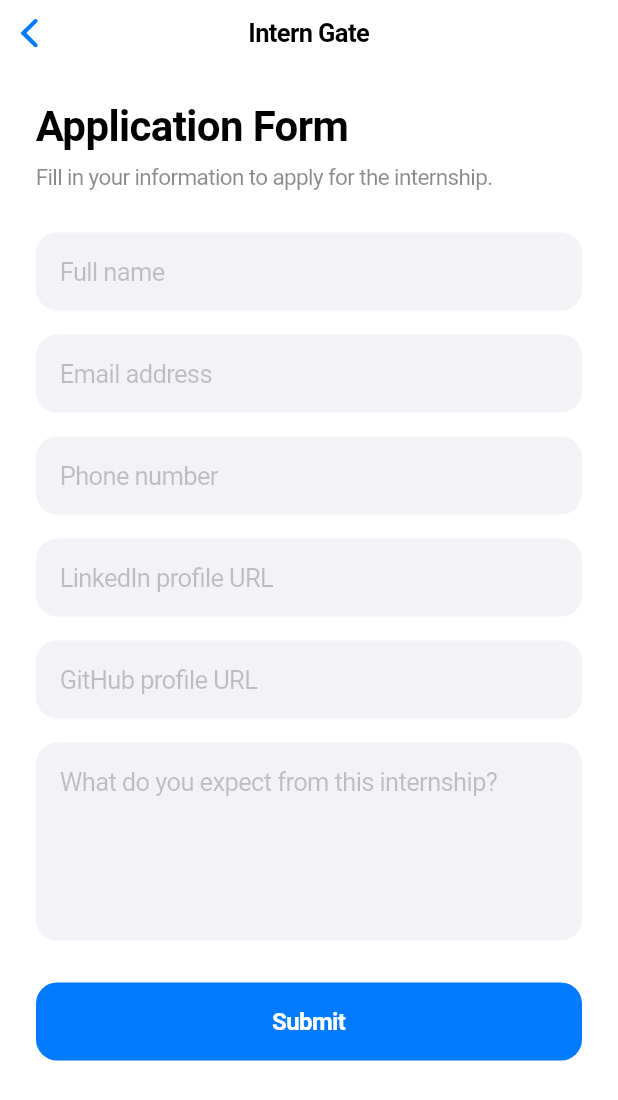
After one commit to AhmedMaad/Authenticator, a Flutter app: the FormPage screen opened directly, on a phone screen of 412 x 824 dp. The commit adds this screen. Shown: the top 1100 px of the screen. Run offline on Flutter 3.47's test engine with Material 3 defaults, Android fonts, the phone set to English and light mode, and no system bars; our stand-ins replace cloud_firestore, cupertino_ui, firebase_auth, firebase_core; accounts and stored records are empty; generated files the repository leaves out were written again.

Commit message:
implement add trainee data to allow submitting a form

```diff
--- /dev/null
+++ b/final/lib/form_page.dart
@@ -0,0 +1,175 @@
+import 'package:cloud_firestore/cloud_firestore.dart';
+import 'package:cupertino_ui/cupertino_ui.dart';
+import 'package:firebase_auth/firebase_auth.dart';
+
+class FormPage extends StatefulWidget {
+  const FormPage({super.key});
+
+  @override
+  State<FormPage> createState() => _FormScreenState();
+}
+
+class _FormScreenState extends State<FormPage> {
+  final nameController = TextEditingController();
+  final emailController = TextEditingController();
+  final phoneController = TextEditingController();
+  final linkedInController = TextEditingController();
+  final githubController = TextEditingController();
+  final expectationsController = TextEditingController();
+  var isLoading = false;
+
+  Future<void> getEmail() async {
+    emailController.text = FirebaseAuth.instance.currentUser!.email!;
+  }
+
+  @override
+  void initState() {
+    getEmail();
+    super.initState();
+  }
+
+  @override
+  void dispose() {
+    nameController.dispose();
+    emailController.dispose();
+    phoneController.dispose();
+    linkedInController.dispose();
+    githubController.dispose();
+    expectationsController.dispose();
+    super.dispose();
+  }
+
+  Widget buildTextField({
+    required TextEditingController controller,
+    required String placeholder,
+    TextInputType keyboardType = TextInputType.text,
+    int maxLines = 1,
+  }) {
+    return CupertinoTextField(
+      controller: controller,
+      placeholder: placeholder,
+      keyboardType: keyboardType,
+      maxLines: maxLines,
+      padding: const EdgeInsets.symmetric(horizontal: 16, vertical: 16),
+      decoration: BoxDecoration(
+        color: CupertinoColors.systemGrey6,
+        borderRadius: BorderRadius.circular(14),
+      ),
+    );
+  }
+
+  @override
+  Widget build(BuildContext context) {
+    return CupertinoPageScaffold(
+      navigationBar: const CupertinoNavigationBar(middle: Text('Intern Gate')),
+      child: SafeArea(
+        child: SingleChildScrollView(
+          padding: const EdgeInsets.symmetric(horizontal: 24, vertical: 24),
+          child: Column(
+            crossAxisAlignment: CrossAxisAlignment.start,
+            children: [
+              const Text(
+                'Application Form',
+                style: TextStyle(fontSize: 28, fontWeight: FontWeight.bold),
+              ),
+              const SizedBox(height: 8),
+              const Text(
+                'Fill in your information to apply for the internship.',
+                style: TextStyle(
+                  fontSize: 15,
+                  color: CupertinoColors.secondaryLabel,
+                ),
+              ),
+              const SizedBox(height: 28),
+
+              buildTextField(
+                controller: nameController,
+                placeholder: 'Full name',
+              ),
+              const SizedBox(height: 16),
+
+              buildTextField(
+                controller: emailController,
+                placeholder: 'Email address',
+                keyboardType: TextInputType.emailAddress,
+              ),
+              const SizedBox(height: 16),
+
+              buildTextField(
+                controller: phoneController,
+                placeholder: 'Phone number',
+                keyboardType: TextInputType.phone,
+              ),
+              const SizedBox(height: 16),
+
+              buildTextField(
+                controller: linkedInController,
+                placeholder: 'LinkedIn profile URL',
+                keyboardType: TextInputType.url,
+              ),
+              const SizedBox(height: 16),
+
+              buildTextField(
+                controller: githubController,
+                placeholder: 'GitHub profile URL',
+                keyboardType: TextInputType.url,
+              ),
+              const SizedBox(height: 16),
+
+              buildTextField(
+                controller: expectationsController,
+                placeholder: 'What do you expect from this internship?',
+                maxLines: 5,
+              ),
+              const SizedBox(height: 28),
+
+              SizedBox(
+                width: double.infinity,
+                height: 52,
+                child: CupertinoButton.filled(
+                  borderRadius: BorderRadius.circular(14),
+                  onPressed: () {
+                    setState(() {
+                      isLoading = true;
+                    });
+                    addTraineeData();
+                  },
+                  child: const Text(
+                    'Submit',
+                    style: TextStyle(fontSize: 16, fontWeight: FontWeight.w600),
+                  ),
+                ),
+              ),
+
+              const SizedBox(height: 20),
+
+              Center(
+                child: isLoading
+                    ? const CupertinoActivityIndicator(radius: 14)
+                    : const SizedBox.shrink(),
+              ),
+            ],
+          ),
+        ),
+      ),
+    );
+  }
+
+  Future<void> addTraineeData() async {
+    final db = FirebaseFirestore.instance;
+    await db
+        .collection('trainees')
+        .doc(FirebaseAuth.instance.currentUser!.uid)
+        .set({
+          'name': nameController.text,
+          'email': emailController.text,
+          'phone': phoneController.text,
+          'linkedIn': linkedInController.text,
+          'github': githubController.text,
+          'expectations': expectationsController.text,
+        });
+    setState(() {
+      isLoading = false;
+    });
+  }
+}
--- a/final/lib/main.dart
+++ b/final/lib/main.dart
@@ -3,13 +3,11 @@ import 'package:firebase_auth/firebase_auth.dart';
 import 'package:firebase_core/firebase_core.dart';
 
 import 'firebase_options.dart';
+import 'form_page.dart';
 
 void main() async {
-  //is necessary when you perform asynchronous initialization before runApp()
   WidgetsFlutterBinding.ensureInitialized();
-
   await Firebase.initializeApp(options: DefaultFirebaseOptions.currentPlatform);
-
   runApp(const AuthenticatorApp());
 }
 
@@ -278,6 +276,7 @@ class _AuthPageState extends State<AuthPage> {
                     onValueChanged: (value) {
                       if (value != null) {
                         setState(() {
+                          isForgotPasswordLoading = false;
                           isLoading = false;
                           selectedTab = value;
                         });
@@ -381,7 +380,12 @@ class _AuthPageState extends State<AuthPage> {
         password: password,
       );
       if (credential.user!.emailVerified) {
-        showMessage('Logged in successfully!');
+        if (mounted) {
+          Navigator.pushReplacement(
+            context,
+            CupertinoPageRoute(builder: (_) => FormPage()),
+          );
+        }
       } else {
         showMessage('Verify your email first!');
       }
--- a/final/pubspec.yaml
+++ b/final/pubspec.yaml
@@ -37,6 +37,7 @@ dependencies:
   cupertino_ui: ^1.1.7
   firebase_core: ^5.2.0
   firebase_auth: ^7.1.0
+  cloud_firestore: ^7.2.0
 
 dev_dependencies:
   flutter_test:
```
Also changed, not shown: final/pubspec.lock.
